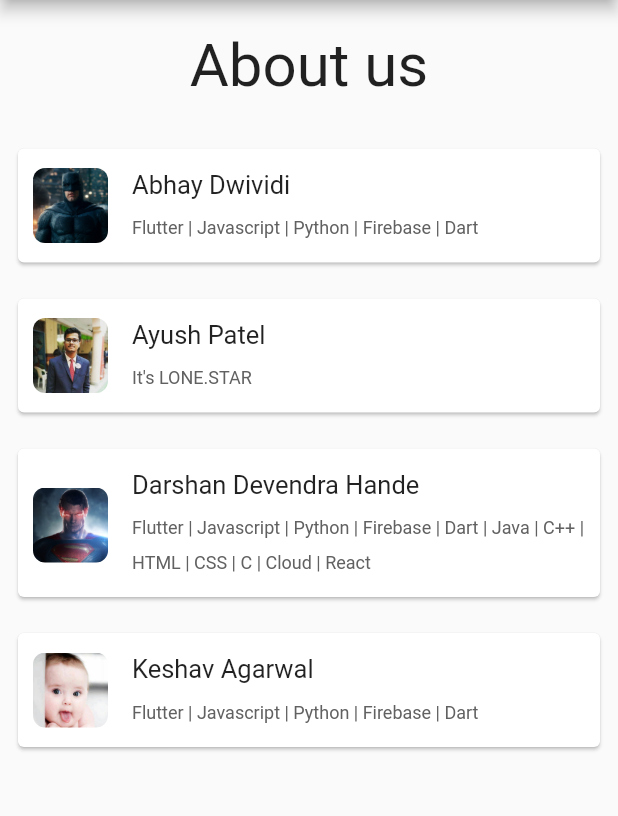
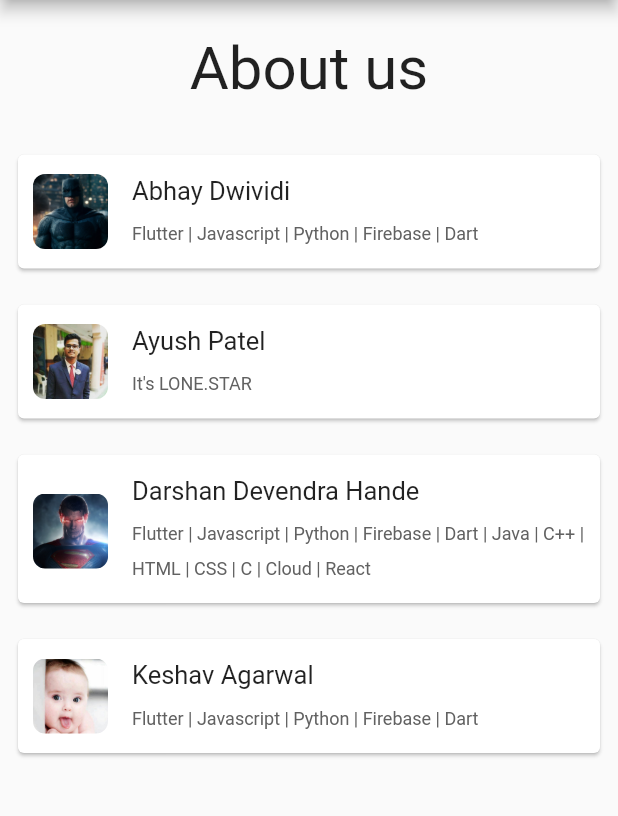
Before and after one commit to s2ke4/DoubtBin, a Flutter app: the screen it shows once a user with an empty profile is signed in, in the side drawer, after a tap on "About us", on a phone screen of 412 x 824 dp, the part 84-900 px from its top. Run offline on Flutter 3.47's test engine with Material 2 defaults, Android fonts, the phone set to English and light mode, and no system bars; our stand-ins replace firebase_auth, firebase_core, flutter_speed_dial, flutter_svg, google_sign_in; accounts and stored records are empty.

Commit message:
about-us made imp

```diff
--- a/lib/pages/aboutus/aboutus.dart
+++ b/lib/pages/aboutus/aboutus.dart
@@ -28,8 +28,9 @@ class _AboutUsState extends State<AboutUs> {
         child: Column(
           children: <Widget>[
             Container(
-              margin: EdgeInsets.all(20),
-              child: Text('About us', style: TextStyle(fontSize: 40,),),
+              margin: EdgeInsets.all(10),
+              padding: EdgeInsets.all(12),
+              child: Center(child: Text('About us', style: TextStyle(fontSize: 40),)),
             ),
             Column(
             children: devs.map((dev) => AboutUsCard(
```
